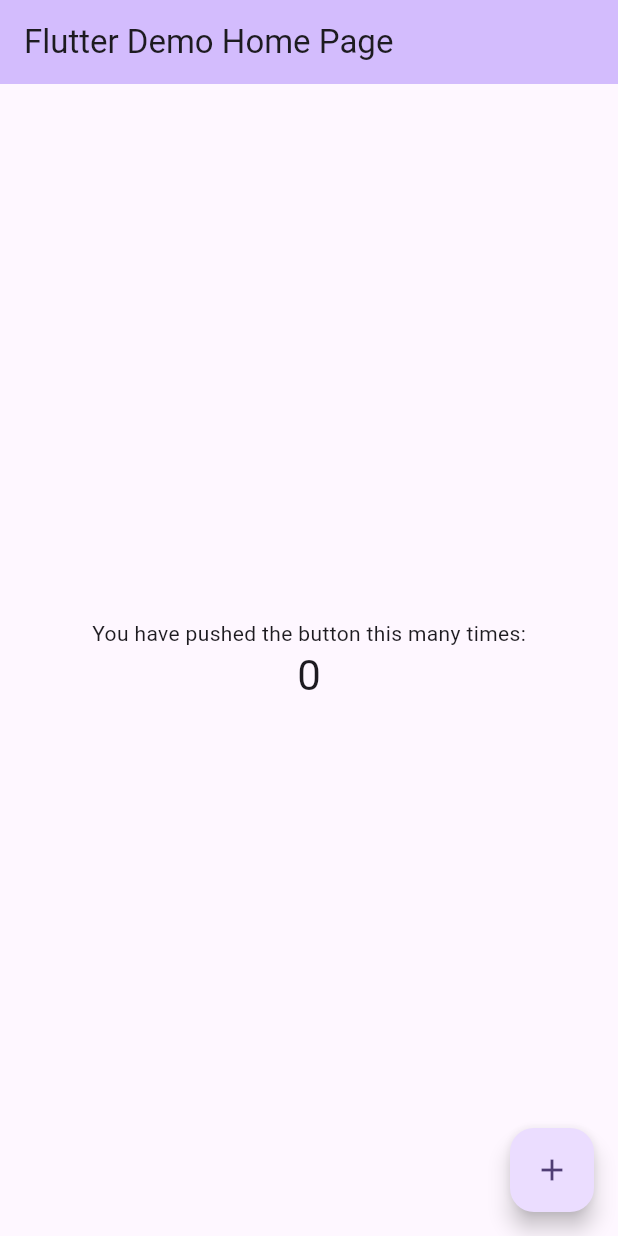
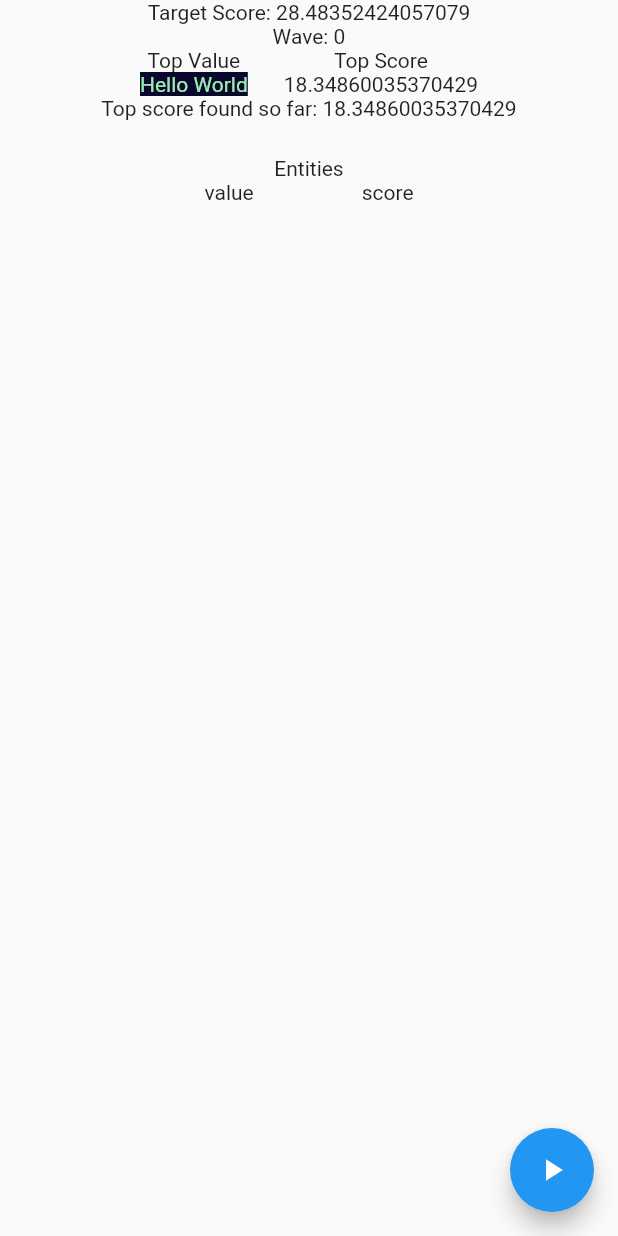
Before and after one commit to dancout/evolutionary_algorithm, a Flutter app: the screen it shows after launch, on a phone screen of 412 x 824 dp. Run offline on Flutter 3.47's test engine with Material 2 defaults, Android fonts, the light colour scheme and no system bars; our stand-ins replace equatable.

Commit message:
Added basic setup for AccessibilityGeneService

```diff
--- /dev/null
+++ b/example/accessibility_example/lib/accessibility_fitness_service.dart
@@ -0,0 +1,47 @@
+import 'dart:math';
+
+import 'package:accessibility_example/accessibility_home_page.dart';
+import 'package:flutter/material.dart';
+import 'package:genetic_evolution/models/dna.dart';
+import 'package:genetic_evolution/services/fitness_service.dart';
+
+class AccessibilityFitnessService extends FitnessService<Color> {
+  @override
+  double get nonZeroBias => 0.01;
+
+  @override
+  double scoringFunction({required DNA<Color> dna}) {
+    final textColor = dna.genes[textColorIndex].value;
+    final backgroundColor = dna.genes[backgroundColorIndex].value;
+
+    return contrastScore(
+      textColor: textColor,
+      backgroundColor: backgroundColor,
+    );
+  }
+
+  double contrastScore({
+    required Color textColor,
+    required Color backgroundColor,
+  }) {
+    final lum1 = textColor.computeLuminance();
+    final lum2 = backgroundColor.computeLuminance();
+
+    final brightestLum = max(lum1, lum2);
+    final darkestLum = min(lum1, lum2);
+
+    final score = (brightestLum + 0.05) / (darkestLum + 0.05);
+
+    // TODO: Clean this up
+    return pow(score, 1.1).toDouble();
+    // return score * 2.25;
+    // return score * 2.0;
+    // return score * 1.75;
+    // return score * 1.5;
+    // return score * 1.17;
+    // return score * 1.157;
+    // return score * 1.15575;
+    // this one kinda hovers at 23.24 for like forever - return score * 1.15555;
+    // a good one is mutation rate 0.0125 and score multiplyer of 1.15 -- didn't get to saturation though
+  }
+}
--- /dev/null
+++ b/example/accessibility_example/lib/accessibility_gene_service.dart
@@ -0,0 +1,51 @@
+import 'package:flutter/material.dart';
+import 'package:genetic_evolution/models/gene.dart';
+import 'package:genetic_evolution/services/gene_service.dart';
+
+class AccessibilityGeneService extends GeneService<Color> {
+  AccessibilityGeneService({
+    required super.mutationRate,
+    super.random,
+  });
+
+  @override
+  Color mutateValue({Color? value}) {
+    if (value == null) {
+      throw Exception('Found null Color value');
+    }
+
+    const opacity = 1.0;
+    final index = random.nextInt(3);
+
+    var offset = random.nextInt(1) + 1;
+    offset *= (random.nextBool() ? 1 : -1);
+
+    switch (index) {
+      case 0:
+        return Color.fromRGBO(
+            value.red + offset, value.green, value.blue, opacity);
+      case 1:
+        return Color.fromRGBO(
+            value.red, value.green + offset, value.blue, opacity);
+      case 2:
+        return Color.fromRGBO(
+            value.red, value.green, value.blue + offset, opacity);
+      default:
+        throw Exception('could not match on index');
+    }
+  }
+
+  @override
+  Gene<Color> randomGene() {
+    random.nextInt(266);
+
+    final r = random.nextInt(266);
+    final g = random.nextInt(266);
+    final b = random.nextInt(266);
+    const opacity = 1.0;
+
+    var randomColor = Color.fromRGBO(r, g, b, opacity);
+
+    return Gene(value: randomColor);
+  }
+}
--- /dev/null
+++ b/example/accessibility_example/lib/accessibility_home_page.dart
@@ -0,0 +1,199 @@
+import 'package:accessibility_example/accessibility_fitness_service.dart';
+import 'package:accessibility_example/accessibility_gene_service.dart';
+import 'package:flutter/material.dart';
+import 'package:genetic_evolution/genetic_evolution.dart';
+import 'package:genetic_evolution/models/dna.dart';
+import 'package:genetic_evolution/models/entity.dart';
+import 'package:genetic_evolution/models/gene.dart';
+import 'package:genetic_evolution/models/generation.dart';
+import 'package:genetic_evolution/models/population.dart';
+
+const textColorIndex = 0;
+const backgroundColorIndex = 1;
+
+class AccessibilityHomePage extends StatefulWidget {
+  const AccessibilityHomePage({
+    super.key,
+    this.autoPlay = true,
+  });
+
+  final bool autoPlay;
+
+  @override
+  State<AccessibilityHomePage> createState() => _AccessibilityHomePageState();
+}
+
+class _AccessibilityHomePageState extends State<AccessibilityHomePage> {
+  late GeneticEvolution<Color> geneticEvolution;
+  late Generation<Color> generation;
+  bool isPlaying = false;
+  int? targetWaveFound;
+  late double targetScore;
+  double allTimeTopScore = 0.0;
+
+  List<Widget> colorBlocksValues = [];
+  List<Widget> colorBlocksScores = [];
+
+  @override
+  void initState() {
+    const numGenes = 2;
+    const populationSize = 500;
+    const mutationRate = 0.005;
+    // TODO: Clean this up
+    // const mutationRate = 0.006;
+    final accessibilityFitnessService = AccessibilityFitnessService();
+    final accessibilityGeneService =
+        AccessibilityGeneService(mutationRate: mutationRate);
+
+    targetScore = accessibilityFitnessService.calculateScore(
+        dna: const DNA(genes: [
+      Gene(value: Colors.black),
+      Gene(value: Colors.white),
+    ]));
+
+    geneticEvolution = GeneticEvolution(
+      populationSize: populationSize,
+      numGenes: numGenes,
+      fitnessService: accessibilityFitnessService,
+      geneService: accessibilityGeneService,
+    );
+
+    // Initialize the first generation
+    generation = geneticEvolution.nextGeneration();
+
+    super.initState();
+  }
+
+  @override
+  Widget build(BuildContext context) {
+    WidgetsBinding.instance.addPostFrameCallback((timeStamp) async {
+      if (isPlaying) {
+        await Future.delayed(const Duration(milliseconds: 1));
+        setState(() {
+          // Move on to the next generation
+          generation = geneticEvolution.nextGeneration();
+        });
+      }
+    });
+
+    var topFitnessScore = generation.population.topScoringEntity.fitnessScore;
+    if (targetWaveFound == null && topFitnessScore == targetScore) {
+      targetWaveFound = generation.wave;
+    }
+
+    if (topFitnessScore > allTimeTopScore) {
+      allTimeTopScore = topFitnessScore;
+    }
+
+    // TODO: Clean this up
+    // // Convert all entities into visual elements
+    // final entities = generation.population.entities;
+
+    // colorBlocksValues = [];
+    // colorBlocksScores = [];
+
+    // for (var entity in entities) {
+    //   colorBlocksValues.add(convertColorToBlockValue(entity));
+    //   colorBlocksScores.add(convertColorToBlockScore(entity));
+    // }
+
+    return Scaffold(
+      body: SafeArea(
+        child: Column(
+          crossAxisAlignment: CrossAxisAlignment.center,
+          children: [
+            Text('Target Score: $targetScore'),
+            Text(
+              'Wave: ${generation.wave.toString()}',
+            ),
+            Row(
+              mainAxisAlignment: MainAxisAlignment.center,
+              children: [
+                Column(
+                  children: [
+                    const Text('Top Value'),
+                    convertColorToBlockValue(
+                        generation.population.topScoringEntity)
+                  ],
+                ),
+                const SizedBox(width: 24),
+                Column(
+                  children: [
+                    const Text('Top Score'),
+                    Text(
+                      generation.population.topScoringEntity.fitnessScore
+                          .toString(),
+                    ),
+                  ],
+                ),
+              ],
+            ),
+            if (targetWaveFound != null)
+              Text('Top score found in wave: $targetWaveFound'),
+            // if (targetWaveFound == null)
+            Text('Top score found so far: $allTimeTopScore'),
+            const SizedBox(height: 24),
+            const Text('Entities'),
+            const Row(
+              mainAxisAlignment: MainAxisAlignment.center,
+              children: [
+                Text('value'),
+                SizedBox(width: 72),
+                Text('score'),
+              ],
+            ),
+            Flexible(
+              fit: FlexFit.loose,
+              child: ListView(children: [
+                Row(
+                  mainAxisAlignment: MainAxisAlignment.center,
+                  children: [
+                    Column(
+                      children: colorBlocksValues,
+                    ),
+                    const SizedBox(width: 24),
+                    Column(
+                      children: colorBlocksScores,
+                    ),
+                  ],
+                ),
+              ]),
+            ),
+          ],
+        ),
+      ),
+      floatingActionButton: FloatingActionButton(
+        onPressed: () {
+          if (widget.autoPlay) {
+            setState(() {
+              isPlaying = !isPlaying;
+            });
+          } else {
+            setState(() {
+              generation = geneticEvolution.nextGeneration();
+            });
+          }
+        },
+        child: (!widget.autoPlay || !isPlaying)
+            ? const Icon(Icons.play_arrow)
+            : const Icon(Icons.pause),
+      ),
+    );
+  }
+
+  Widget convertColorToBlockValue(Entity<Color> entity) {
+    return Container(
+      color: entity.dna.genes[backgroundColorIndex].value,
+      child: Text(
+        'Hello World',
+        style: TextStyle(
+          color: entity.dna.genes[textColorIndex].value,
+        ),
+      ),
+    );
+  }
+
+  Widget convertColorToBlockScore(Entity<Color> entity) {
+    return Text(entity.fitnessScore.toString());
+  }
+}
--- a/example/accessibility_example/lib/main.dart
+++ b/example/accessibility_example/lib/main.dart
@@ -1,3 +1,4 @@
+import 'package:accessibility_example/accessibility_home_page.dart';
 import 'package:flutter/material.dart';
 
 void main() {
@@ -10,116 +11,11 @@ class MyApp extends StatelessWidget {
   // This widget is the root of your application.
   @override
   Widget build(BuildContext context) {
-    return MaterialApp(
-      title: 'Flutter Demo',
-      theme: ThemeData(
-        // This is the theme of your application.
-        //
-        // TRY THIS: Try running your application with "flutter run". You'll see
-        // the application has a blue toolbar. Then, without quitting the app,
-        // try changing the seedColor in the colorScheme below to Colors.green
-        // and then invoke "hot reload" (save your changes or press the "hot
-        // reload" button in a Flutter-supported IDE, or press "r" if you used
-        // the command line to start the app).
-        //
-        // Notice that the counter didn't reset back to zero; the application
-        // state is not lost during the reload. To reset the state, use hot
-        // restart instead.
-        //
-        // This works for code too, not just values: Most code changes can be
-        // tested with just a hot reload.
-        colorScheme: ColorScheme.fromSeed(seedColor: Colors.deepPurple),
-        useMaterial3: true,
+    return const MaterialApp(
+      title: 'Color Contrast Demo',
+      home: AccessibilityHomePage(
+        autoPlay: true,
       ),
-      home: const MyHomePage(title: 'Flutter Demo Home Page'),
     );
   }
 }
-
-class MyHomePage extends StatefulWidget {
-  const MyHomePage({super.key, required this.title});
-
-  // This widget is the home page of your application. It is stateful, meaning
-  // that it has a State object (defined below) that contains fields that affect
-  // how it looks.
-
-  // This class is the configuration for the state. It holds the values (in this
-  // case the title) provided by the parent (in this case the App widget) and
-  // used by the build method of the State. Fields in a Widget subclass are
-  // always marked "final".
-
-  final String title;
-
-  @override
-  State<MyHomePage> createState() => _MyHomePageState();
-}
-
-class _MyHomePageState extends State<MyHomePage> {
-  int _counter = 0;
-
-  void _incrementCounter() {
-    setState(() {
-      // This call to setState tells the Flutter framework that something has
-      // changed in this State, which causes it to rerun the build method below
-      // so that the display can reflect the updated values. If we changed
-      // _counter without calling setState(), then the build method would not be
-      // called again, and so nothing would appear to happen.
-      _counter++;
-    });
-  }
-
-  @override
-  Widget build(BuildContext context) {
-    // This method is rerun every time setState is called, for instance as done
-    // by the _incrementCounter method above.
-    //
-    // The Flutter framework has been optimized to make rerunning build methods
-    // fast, so that you can just rebuild anything that needs updating rather
-    // than having to individually change instances of widgets.
-    return Scaffold(
-      appBar: AppBar(
-        // TRY THIS: Try changing the color here to a specific color (to
-        // Colors.amber, perhaps?) and trigger a hot reload to see the AppBar
-        // change color while the other colors stay the same.
-        backgroundColor: Theme.of(context).colorScheme.inversePrimary,
-        // Here we take the value from the MyHomePage object that was created by
-        // the App.build method, and use it to set our appbar title.
-        title: Text(widget.title),
-      ),
-      body: Center(
-        // Center is a layout widget. It takes a single child and positions it
-        // in the middle of the parent.
-        child: Column(
-          // Column is also a layout widget. It takes a list of children and
-          // arranges them vertically. By default, it sizes itself to fit its
-          // children horizontally, and tries to be as tall as its parent.
-          //
-          // Column has various properties to control how it sizes itself and
-          // how it positions its children. Here we use mainAxisAlignment to
-          // center the children vertically; the main axis here is the vertical
-          // axis because Columns are vertical (the cross axis would be
-          // horizontal).
-          //
-          // TRY THIS: Invoke "debug painting" (choose the "Toggle Debug Paint"
-          // action in the IDE, or press "p" in the console), to see the
-          // wireframe for each widget.
-          mainAxisAlignment: MainAxisAlignment.center,
-          children: <Widget>[
-            const Text(
-              'You have pushed the button this many times:',
-            ),
-            Text(
-              '$_counter',
-              style: Theme.of(context).textTheme.headlineMedium,
-            ),
-          ],
-        ),
-      ),
-      floatingActionButton: FloatingActionButton(
-        onPressed: _incrementCounter,
-        tooltip: 'Increment',
-        child: const Icon(Icons.add),
-      ), // This trailing comma makes auto-formatting nicer for build methods.
-    );
-  }
-}
--- a/example/word_example/lib/word_home_page.dart
+++ b/example/word_example/lib/word_home_page.dart
@@ -77,8 +77,8 @@ class _WordHomePageState extends State<WordHomePage> {
         ],
       ),
     ];
-    final sortedEntities = generation.population.entities;
-    for (var entity in sortedEntities) {
+    final entities = generation.population.entities;
+    for (var entity in entities) {
       String word = convertWord(entity);
 
       wordRows.add(
--- a/lib/models/population.dart
+++ b/lib/models/population.dart
@@ -17,7 +17,7 @@ class Population<T> extends Equatable {
 extension PopulationExtension<T> on Population<T> {
   /// Returns a list of entities in this population sorted in order from highest
   /// fitnessScore to lowest.
-  List<Entity<T>> get sortedEntities => entities
+  List<Entity<T>> get sortedEntities => List.from(entities)
     ..sort(
       (a, b) => b.fitnessScore.compareTo(a.fitnessScore),
     );
```
Also changed, not shown: example/accessibility_example/pubspec.yaml (+5 -14 lines).
